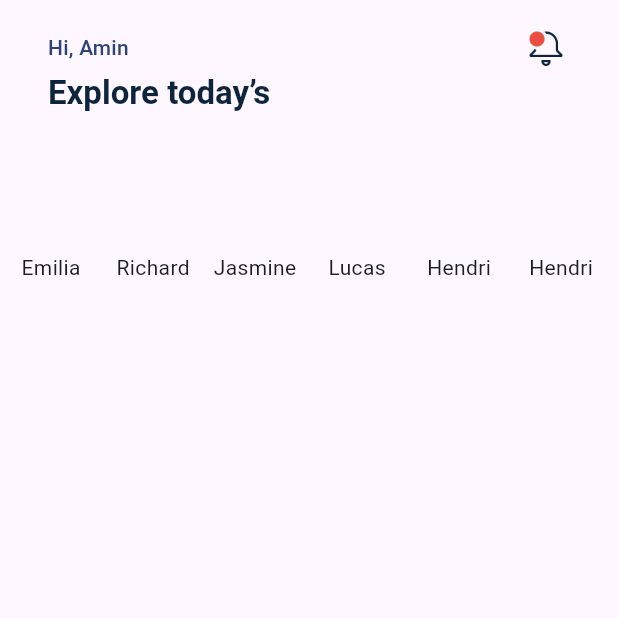
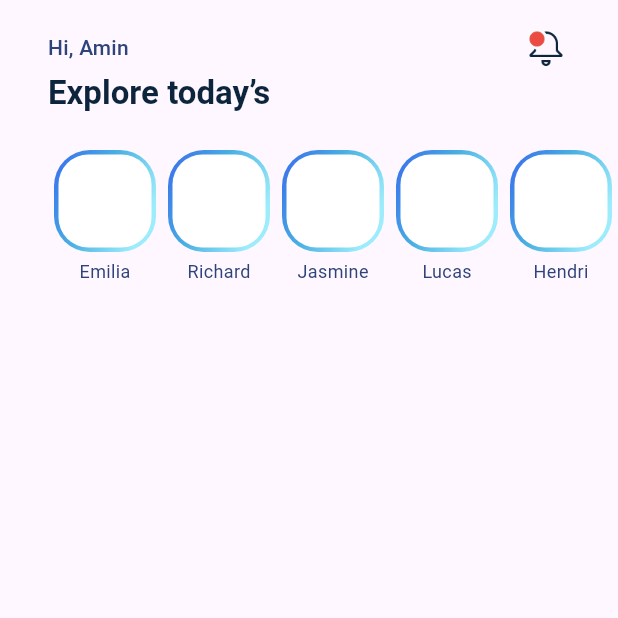
Before and after one commit to aminesmkhani/blog-apk, a Flutter app: the screen it shows after launch, on a phone screen of 412 x 824 dp, the top half of it. Run offline on Flutter 3.47's test engine with Material 3 defaults, Android fonts, the phone set to English and light mode, and no system bars; Roboto replaces fonts that are missing (Avenir).

Commit message:
add decoration in items!

```diff
--- a/lib/main.dart
+++ b/lib/main.dart
@@ -28,7 +28,11 @@ class MyApp extends StatelessWidget {
               fontWeight: FontWeight.bold,
               color: primaryTextColor,
             ),
-        ),
+            bodyMedium: TextStyle(
+              fontFamily: defaultFontFamily,
+              color: secondaryTextColor,
+              fontSize: 12,
+            )),
         useMaterial3: true,
       ),
       home: const HomeScreen(),
@@ -77,16 +81,37 @@ class HomeScreen extends StatelessWidget {
                 child: ListView.builder(
                     itemCount: stories.length,
                     scrollDirection: Axis.horizontal,
+                    padding: const EdgeInsets.fromLTRB(32, 0, 32, 0),
                     itemBuilder: (context, index) {
                       final story = stories[index];
-                      return Column(
+                      return Container(
+                        margin: const EdgeInsets.fromLTRB(4, 0, 4, 0),
+                        child: Column(
                           children: [
                             Container(
                               width: 68,
                               height: 68,
+                              decoration: BoxDecoration(
+                                borderRadius: BorderRadius.circular(24),
+                                gradient: const LinearGradient(
+                                    begin: Alignment.topLeft,
+                                    colors: [
+                                      Color(0xff376AED),
+                                      Color(0xff49B0E2),
+                                      Color(0xff9CECFB)
+                                    ]),
                               ),
+                              child: Container(
+                                margin: const EdgeInsets.all(3),
+                                decoration: BoxDecoration(
+                                    color: Colors.white,
+                                    borderRadius: BorderRadius.circular(20)),
+                              ),
+                            ),
+                            const SizedBox(height: 4),
                             Text(story.name),
                           ],
+                        ),
                       );
                     }),
               ),
```
Lines whose indentation alone changed are shown as unchanged.
